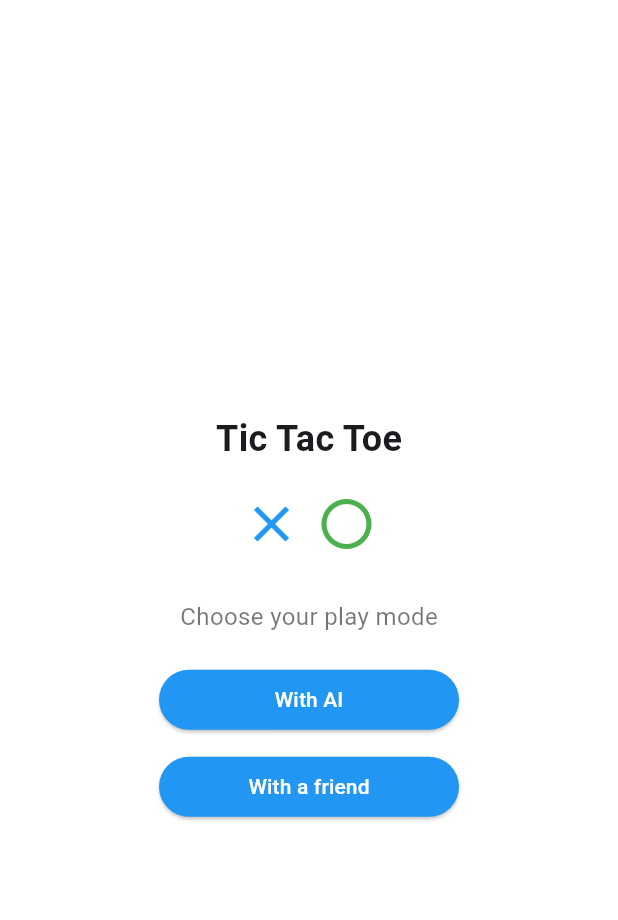
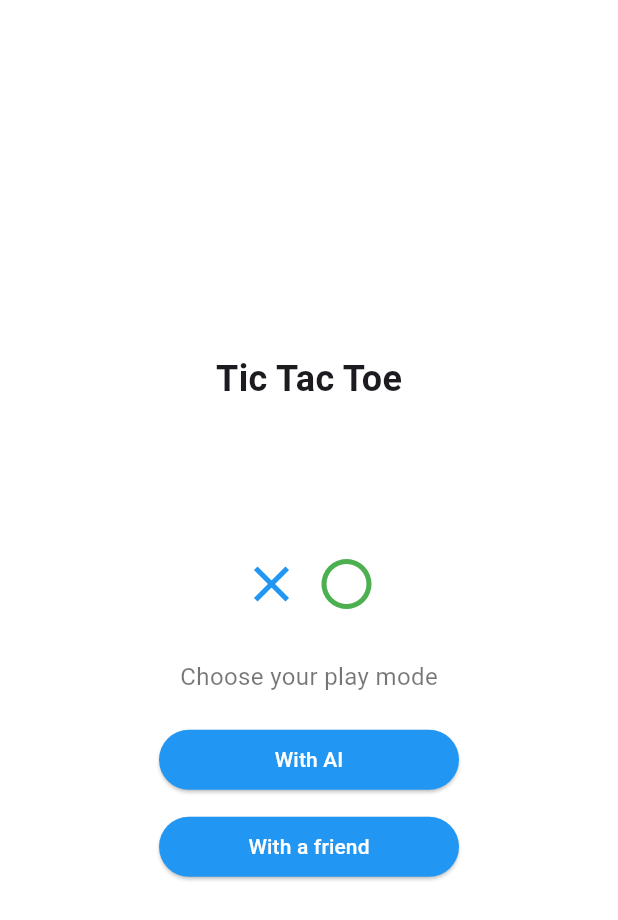
Before and after one commit to koto74/flutter-tic-tac-toe, a Flutter app: the screen it shows after launch, on a phone screen of 412 x 824 dp. Shown: the top 920 px of the screen. Run offline on Flutter 3.47's test engine with Material 3 defaults, Android fonts, the phone set to English and light mode, and no system bars.

Commit message:
fix: warning

```diff
--- a/lib/title_screen.dart
+++ b/lib/title_screen.dart
@@ -34,7 +34,7 @@ class TitleScreen extends StatelessWidget {
                 fontWeight: FontWeight.bold,
               ),
             ),
-            const SizedBox(height: 20),
+            const SizedBox(height: 100),
             const Row(
               mainAxisAlignment: MainAxisAlignment.center,
               children: <Widget>[
@@ -60,7 +60,7 @@ class TitleScreen extends StatelessWidget {
               style: ElevatedButton.styleFrom(
                 backgroundColor: Colors.blue,
                 foregroundColor: Colors.white,
-                minimumSize: Size(200, 40),
+                minimumSize: const Size(200, 40),
               ),
               child: const Text('With AI'),
             ),
@@ -75,7 +75,7 @@ class TitleScreen extends StatelessWidget {
               style: ElevatedButton.styleFrom(
                 backgroundColor: Colors.blue,
                 foregroundColor: Colors.white,
-                minimumSize: Size(200, 40),
+                minimumSize: const Size(200, 40),
               ),
               child: const Text('With a friend'),
             ),
```
